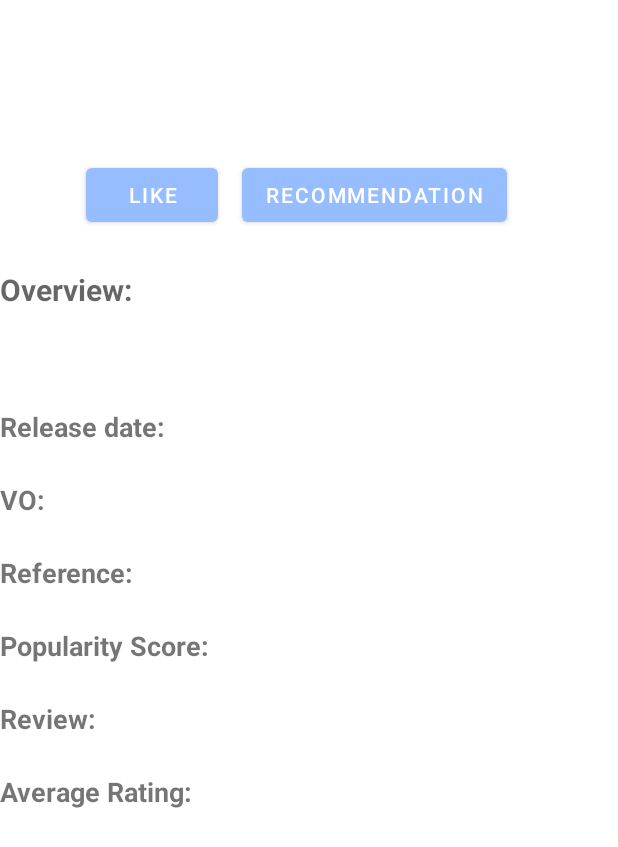
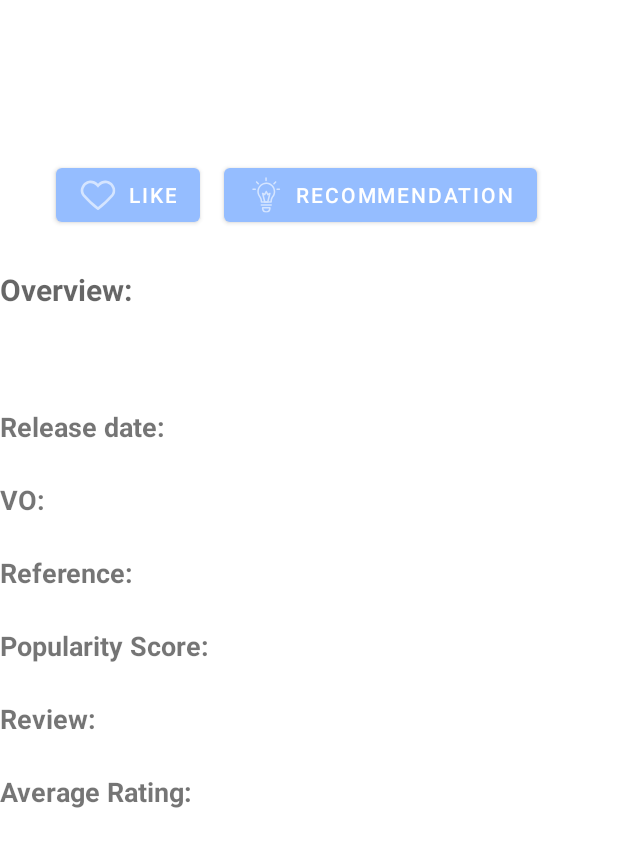
Before and after one commit to MatFeex/mobile-project, an Android app: the layout page_results.xml on its own in the app's theme, with its tools: preview values and no code run, on a phone screen of 412 x 824 dp. Shown: the top 847 px of the screen. Run offline under Robolectric (Android 15) with nearby library versions, the phone set to English and light mode, and no system bars.

Commit message:
minor updates

```diff
--- a/app/src/main/res/layout/page_results.xml
+++ b/app/src/main/res/layout/page_results.xml
@@ -1,5 +1,6 @@
 <?xml version="1.0" encoding="utf-8"?>
 <LinearLayout xmlns:android="http://schemas.android.com/apk/res/android"
+    xmlns:app="http://schemas.android.com/apk/res-auto"
     android:layout_width="match_parent"
     android:layout_height="match_parent"
     android:orientation="vertical">
@@ -27,22 +28,24 @@
         android:layout_height="wrap_content"
         android:orientation="horizontal"
         android:gravity="center">
+
         <Button
             android:id="@+id/like_btn"
             android:layout_width="wrap_content"
             android:layout_height="wrap_content"
+            android:layout_gravity="end|top"
+            android:layout_marginEnd="16dp"
             android:text="@string/like"
-        android:layout_gravity="end|top"
-        android:layout_marginEnd="16dp" />
+            app:icon="@drawable/ic_unliked" />
 
         <Button
             android:id="@+id/recommendation_btn"
             android:layout_width="wrap_content"
             android:layout_height="wrap_content"
-        android:text="@string/recommendation"
             android:layout_gravity="end|top"
             android:layout_marginEnd="16dp"
-        />
+            android:text="@string/recommendation"
+            app:icon="@drawable/ic_recommendation" />
     </LinearLayout>
 
     <TextView
```
Lines whose indentation alone changed are shown as unchanged.
